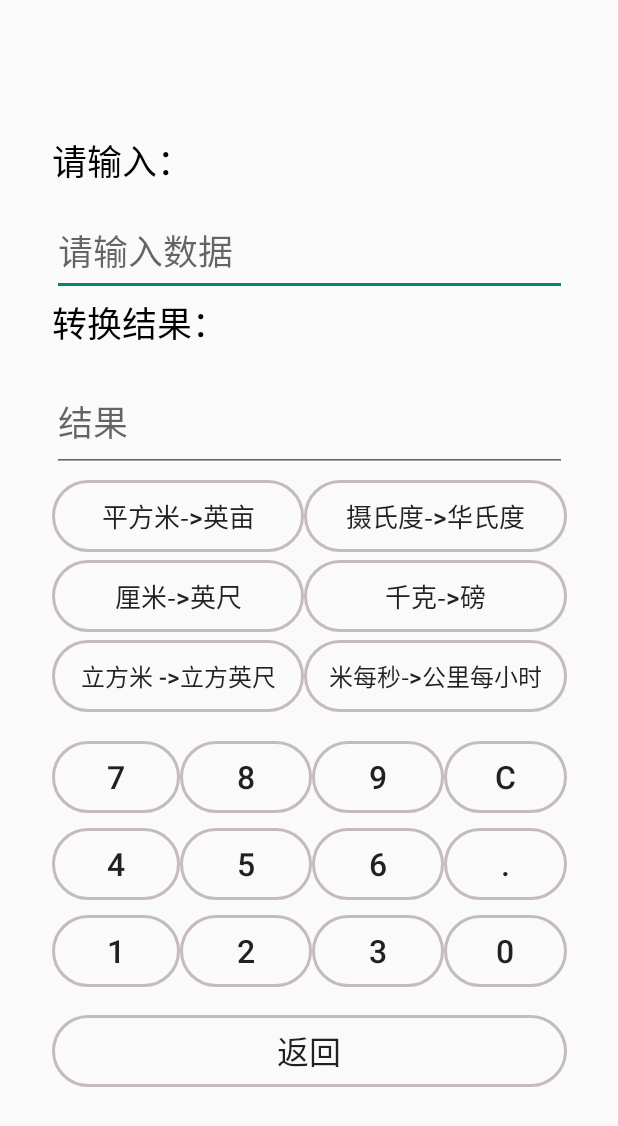
After one commit to Mplw5/MyCalculator, an Android app: the MainActivity2 screen opened directly, with no data from a screen before it, on a phone screen of 412 x 824 dp. The commit adds this screen. Shown: the top 1126 px of the screen. Run offline under Robolectric (Android 15) with nearby library versions, the phone set to English and light mode, and no system bars.

Commit message:
完成转换页面设计，完成一二页面的转跳。

```diff
--- a/app/src/main/java/com/example/mycalculator/MainActivity.java
+++ b/app/src/main/java/com/example/mycalculator/MainActivity.java
@@ -2,7 +2,9 @@ package com.example.mycalculator;
 
 import androidx.appcompat.app.AppCompatActivity;
 
+import android.content.Intent;
 import android.os.Bundle;
+import android.util.Log;
 import android.view.MotionEvent;
 import android.view.View;
 import android.widget.Button;
@@ -12,13 +14,14 @@ import android.widget.TextView;
 public class MainActivity extends AppCompatActivity {
 
     TextView result;
-    Button zero, one, two, three, four, five, six, seven, eight, nine, spot;
+    Button zero, one, two, three, four, five, six, seven, eight, nine, spot,cvt;
     Button add, sub, mul, div;
     Button equal,AC,del;
     private boolean isOperatorSet = false;
     private String mathNow = "";
     private int precision = 2;
     private BaseCalculator baseCalculator = new BaseCalculator();
+    private static final String TAG = "Calculator";
 
     @Override
     protected void onCreate(Bundle savedInstanceState) {
@@ -43,6 +46,7 @@ public class MainActivity extends AppCompatActivity {
         equal = findViewById(R.id.equal);
         AC = findViewById(R.id.AC);
         del = findViewById(R.id.Del);
+        cvt = findViewById(R.id.Cvt);
         AC.setOnClickListener(new View.OnClickListener() {
             @Override
             public void onClick(View view) {
@@ -173,6 +177,10 @@ public class MainActivity extends AppCompatActivity {
         });
 
     }
+    public void Cvt(View v) {
+        Intent intent = new Intent(this, MainActivity2.class);
+        startActivityForResult(intent,3);
+    }
 
     private void appendNumberToResult(String number) {//输入数字和符号
         if(isOperatorSet==true){
--- /dev/null
+++ b/app/src/main/java/com/example/mycalculator/MainActivity2.java
@@ -0,0 +1,23 @@
+package com.example.mycalculator;
+
+import android.content.Intent;
+import android.os.Bundle;
+import android.util.Log;
+import android.view.View;
+
+import androidx.appcompat.app.AppCompatActivity;
+
+public class MainActivity2 extends AppCompatActivity {
+    private static final String TAG = "Calculator";
+    protected void onCreate(Bundle savedInstanceState) {
+        super.onCreate(savedInstanceState);
+        setContentView(R.layout.activity_main2);
+        Intent intent = getIntent();
+
+
+    }
+    public void back(View v) {
+        Intent intent = new Intent(this, MainActivity.class);
+        startActivityForResult(intent,3);
+    }
+}
--- a/app/src/main/res/layout/activity_main.xml
+++ b/app/src/main/res/layout/activity_main.xml
@@ -37,12 +37,13 @@
                 android:id="@+id/Cvt"
                 android:layout_width="80dp"
                 android:layout_height="60dp"
+                android:layout_marginLeft="10dp"
                 android:layout_marginTop="30dp"
                 android:layout_marginRight="90dp"
-                android:layout_marginLeft="10dp"
-                android:textSize="21dp"
                 android:background="@drawable/new_button"
-                android:text="Cvt" />
+                android:text="Cvt"
+                android:onClick="Cvt"
+                android:textSize="21dp" />
 
             <Button
                 android:id="@+id/AC"
--- /dev/null
+++ b/app/src/main/res/layout/activity_main2.xml
@@ -0,0 +1,277 @@
+<?xml version="1.0" encoding="utf-8"?>
+<androidx.constraintlayout.widget.ConstraintLayout xmlns:android="http://schemas.android.com/apk/res/android"
+    xmlns:app="http://schemas.android.com/apk/res-auto"
+    xmlns:tools="http://schemas.android.com/tools"
+    android:layout_width="match_parent"
+    android:layout_height="match_parent">
+
+    <LinearLayout
+        android:id="@+id/linearLayout2"
+        android:layout_width="343dp"
+        android:layout_height="645dp"
+        android:layout_marginStart="1dp"
+        android:layout_marginTop="1dp"
+        android:layout_marginEnd="1dp"
+        android:layout_marginBottom="1dp"
+        android:orientation="vertical"
+        app:layout_constraintBottom_toBottomOf="parent"
+        app:layout_constraintEnd_toEndOf="parent"
+        app:layout_constraintStart_toStartOf="parent"
+        app:layout_constraintTop_toTopOf="parent">
+
+        <TextView
+            android:id="@+id/textView"
+            android:layout_width="match_parent"
+            android:layout_height="48dp"
+            android:textSize="23dp"
+            android:textColor="@color/black"
+            android:text="请输入：" />
+
+        <EditText
+            android:id="@+id/num"
+            android:layout_width="match_parent"
+            android:layout_height="60dp"
+            android:ems="10"
+            android:textSize="23dp"
+            android:inputType="text"
+            android:hint="请输入数据" />
+
+        <TextView
+            android:id="@+id/textView2"
+            android:layout_width="match_parent"
+            android:layout_height="51dp"
+            android:text="转换结果："
+            android:textSize="23dp"
+            android:textColor="@color/black"/>
+
+        <EditText
+            android:id="@+id/result"
+            android:layout_width="match_parent"
+            android:layout_height="66dp"
+            android:ems="10"
+            android:inputType="text"
+            android:textSize="23dp"
+            android:hint="结果"/>
+
+        <LinearLayout
+            android:layout_width="match_parent"
+            android:layout_height="174dp"
+            android:orientation="horizontal">
+
+            <LinearLayout
+                android:layout_width="168dp"
+                android:layout_height="180dp"
+                android:orientation="vertical">
+
+                <Button
+                    android:id="@+id/Area"
+                    android:layout_width="match_parent"
+                    android:layout_height="wrap_content"
+                    android:layout_marginTop="5dp"
+                    android:background="@drawable/new_button"
+                    android:text="平方米->英亩"
+                    android:textSize="17dp" />
+
+                <Button
+                    android:id="@+id/Length"
+                    android:layout_width="match_parent"
+                    android:layout_height="wrap_content"
+                    android:layout_marginTop="5dp"
+                    android:background="@drawable/new_button"
+                    android:text="厘米->英尺"
+                    android:textSize="17dp" />
+
+                <Button
+                    android:id="@+id/volume"
+                    android:layout_width="match_parent"
+                    android:layout_height="wrap_content"
+                    android:layout_marginTop="5dp"
+                    android:background="@drawable/new_button"
+                    android:text="立方米 ->立方英尺"
+                    android:textSize="16dp" />
+
+            </LinearLayout>
+
+            <LinearLayout
+                android:layout_width="match_parent"
+                android:layout_height="match_parent"
+                android:orientation="vertical">
+
+                <Button
+                    android:id="@+id/temp"
+                    android:layout_width="match_parent"
+                    android:layout_height="wrap_content"
+                    android:layout_marginTop="5dp"
+                    android:background="@drawable/new_button"
+                    android:text="摄氏度->华氏度"
+                    android:textSize="17dp" />
+
+                <Button
+                    android:id="@+id/weight"
+                    android:layout_width="match_parent"
+                    android:layout_height="wrap_content"
+                    android:layout_marginTop="5dp"
+                    android:background="@drawable/new_button"
+                    android:text="千克->磅"
+                    android:textSize="17dp" />
+
+                <Button
+                    android:id="@+id/speed"
+                    android:layout_width="match_parent"
+                    android:layout_height="wrap_content"
+                    android:layout_marginTop="5dp"
+                    android:background="@drawable/new_button"
+                    android:text="米每秒->公里每小时"
+                    android:textSize="16dp" />
+
+            </LinearLayout>
+        </LinearLayout>
+
+        <LinearLayout
+            android:layout_width="match_parent"
+            android:layout_height="188dp"
+            android:orientation="horizontal">
+
+            <LinearLayout
+                android:layout_width="85dp"
+                android:layout_height="match_parent"
+                android:orientation="vertical">
+
+                <Button
+                    android:id="@+id/btn7"
+                    android:layout_width="match_parent"
+                    android:layout_height="wrap_content"
+                    android:layout_marginTop="5dp"
+                    android:background="@drawable/new_button"
+                    android:text="7"
+                    android:textSize="21dp" />
+
+                <Button
+                    android:id="@+id/btn4"
+                    android:layout_width="match_parent"
+                    android:layout_height="wrap_content"
+                    android:layout_marginTop="10dp"
+                    android:background="@drawable/new_button"
+                    android:text="4"
+                    android:textSize="21dp" />
+
+                <Button
+                    android:id="@+id/btn1"
+                    android:layout_width="match_parent"
+                    android:layout_height="wrap_content"
+                    android:layout_marginTop="10dp"
+                    android:background="@drawable/new_button"
+                    android:text="1"
+                    android:textSize="21dp" />
+            </LinearLayout>
+
+            <LinearLayout
+                android:layout_width="wrap_content"
+                android:layout_height="match_parent"
+                android:orientation="vertical">
+
+                <Button
+                    android:id="@+id/btn8"
+                    android:layout_width="match_parent"
+                    android:layout_height="wrap_content"
+                    android:layout_marginTop="5dp"
+                    android:background="@drawable/new_button"
+                    android:text="8"
+                    android:textSize="21dp" />
+
+                <Button
+                    android:id="@+id/btn5"
+                    android:layout_width="match_parent"
+                    android:layout_height="wrap_content"
+                    android:background="@drawable/new_button"
+                    android:text="5"
+                    android:layout_marginTop="10dp"
+                    android:textSize="21dp" />
+
+                <Button
+                    android:id="@+id/btn2"
+                    android:layout_width="match_parent"
+                    android:layout_height="wrap_content"
+                    android:background="@drawable/new_button"
+                    android:text="2"
+                    android:layout_marginTop="10dp"
+                    android:textSize="21dp" />
+            </LinearLayout>
+
+            <LinearLayout
+                android:layout_width="wrap_content"
+                android:layout_height="match_parent"
+                android:orientation="vertical">
+
+                <Button
+                    android:id="@+id/btn9"
+                    android:layout_width="match_parent"
+                    android:layout_height="wrap_content"
+                    android:layout_marginTop="5dp"
+                    android:background="@drawable/new_button"
+                    android:text="9"
+                    android:textSize="21dp" />
+
+                <Button
+                    android:id="@+id/btn6"
+                    android:layout_width="match_parent"
+                    android:layout_height="wrap_content"
+                    android:background="@drawable/new_button"
+                    android:text="6"
+                    android:layout_marginTop="10dp"
+                    android:textSize="21dp" />
+
+                <Button
+                    android:id="@+id/btn3"
+                    android:layout_width="match_parent"
+                    android:layout_height="wrap_content"
+                    android:background="@drawable/new_button"
+                    android:text="3"
+                    android:layout_marginTop="10dp"
+                    android:textSize="21dp" />
+            </LinearLayout>
+
+            <LinearLayout
+                android:layout_width="match_parent"
+                android:layout_height="match_parent"
+                android:orientation="vertical">
+
+                <Button
+                    android:id="@+id/C"
+                    android:layout_width="match_parent"
+                    android:layout_height="wrap_content"
+                    android:layout_marginTop="5dp"
+                    android:background="@drawable/new_button"
+                    android:text="C"
+                    android:textSize="21dp" />
+
+                <Button
+                    android:id="@+id/spot"
+                    android:layout_width="match_parent"
+                    android:layout_height="wrap_content"
+                    android:background="@drawable/new_button"
+                    android:text="."
+                    android:layout_marginTop="10dp"
+                    android:textSize="21dp" />
+
+                <Button
+                    android:id="@+id/btn0"
+                    android:layout_width="match_parent"
+                    android:layout_height="wrap_content"
+                    android:background="@drawable/new_button"
+                    android:text="0"
+                    android:layout_marginTop="10dp"
+                    android:textSize="21dp" />
+            </LinearLayout>
+        </LinearLayout>
+
+        <Button
+            android:id="@+id/button9"
+            android:layout_width="match_parent"
+            android:layout_height="wrap_content"
+            android:text="返回"
+            android:onClick="back"
+            android:textSize="21dp"
+            android:background="@drawable/new_button"/>
+    </LinearLayout>
+</androidx.constraintlayout.widget.ConstraintLayout>
```
Also changed, not shown: app/src/main/AndroidManifest.xml (+18 -0 lines).
